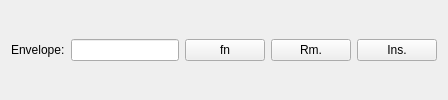
The window that LASSIE/src/ui/FunGenSPAPartialAlignment.ui (passyur/DISSCO-2.2.0) describes before a commit, drawn with Qt 5.
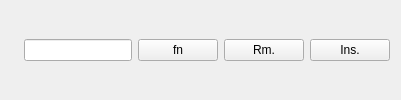
The same window after the commit.

```diff
--- a/LASSIE/src/ui/FunGenSPAPartialAlignment.ui
+++ b/LASSIE/src/ui/FunGenSPAPartialAlignment.ui
@@ -6,7 +6,7 @@
     <item>
         <widget class="QLabel" name="spaPartialEnvelopeLabel">
             <property name="text">
-            <string>Envelope:</string>
+            <string></string>
             </property>
         </widget>
     </item>
```
Left out of the diff: 4 changed lines with no effect on the pictures.
